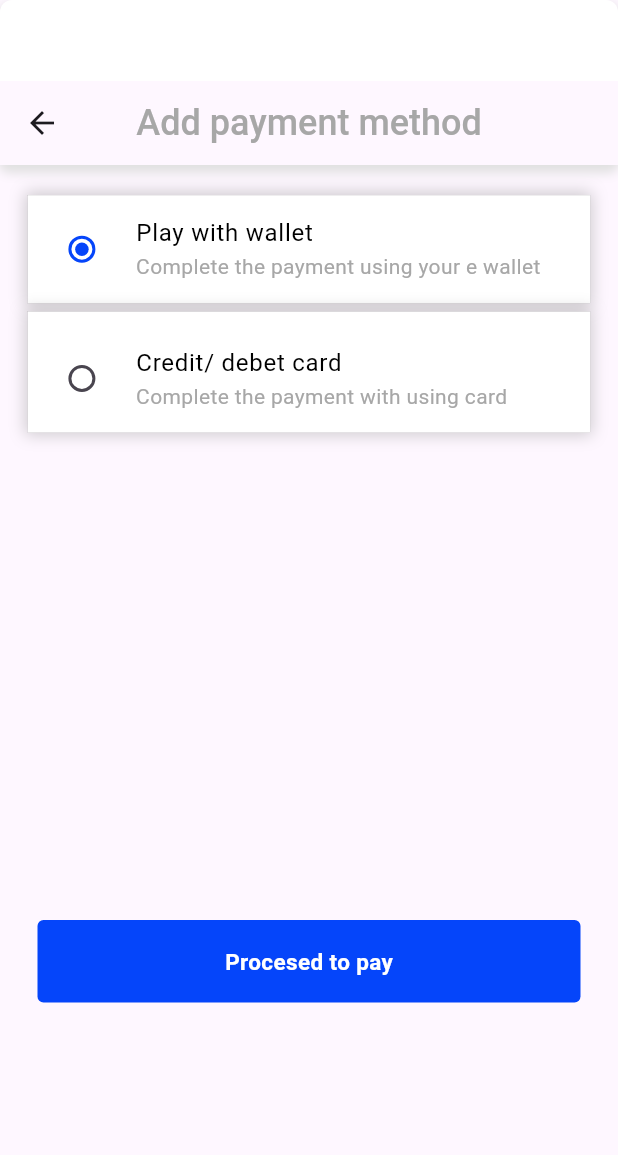
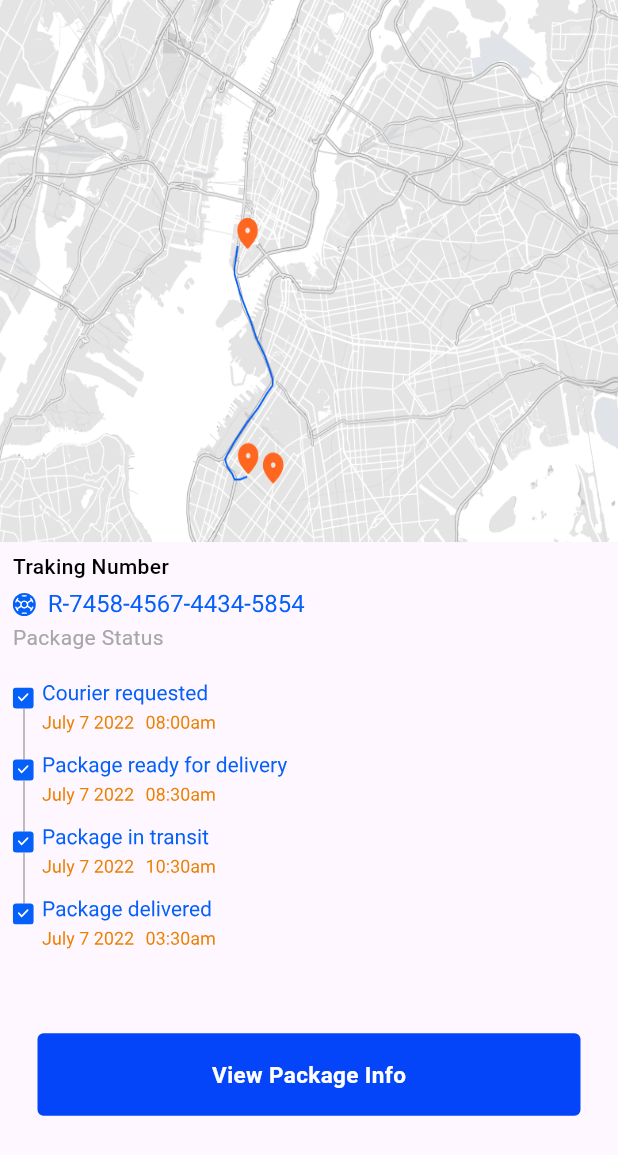
Before and after one commit to yoGurtwithThoughts/oech_app001-main, a Flutter app: the AddMethod screen opened by its route, after a tap on "Procesed to pay", on a phone screen of 412 x 824 dp. Shown: the top 1155 px of the screen. Run offline on Flutter 3.47's test engine with Material 3 defaults, Android fonts, the phone set to English and light mode, and no system bars; our stand-ins replace flutter_svg, supabase_flutter; accounts and stored records are empty.

Commit message:
ready is a traking

```diff
--- a/lib/my_app.dart
+++ b/lib/my_app.dart
@@ -13,6 +13,7 @@ import 'package:oech_app001/pages/session%203/profile_page.dart';
 import 'package:oech_app001/pages/session%203/send_a_package.dart';
 import 'package:oech_app001/pages/session%203/send_a_package_replase.dart';
 import 'package:oech_app001/pages/session%204/add_payment_method.dart';
+import 'package:oech_app001/pages/session%204/traking_page.dart';
 import 'package:oech_app001/pages/session%204/wallet_page.dart';
 
 class MyApp extends StatelessWidget {
@@ -44,6 +45,7 @@ class MyApp extends StatelessWidget {
         // 4 session
         '/wall':(context) =>  WalletPage(),
         '/add_payment_method':(context) => AddMethod(),
+        '/traking_page':(context) => TrakingPage(),
 
       },
     );
--- a/lib/pages/session 4/add_payment_method.dart
+++ b/lib/pages/session 4/add_payment_method.dart
@@ -157,7 +157,7 @@ Container(
                           onPressed: () {
 
                             build(context);
-                            Navigator.pushNamed(context, '/add_payment_method');
+                            Navigator.pushNamed(context, '/traking_page');
                           },
                         ),
                       ),
--- /dev/null
+++ b/lib/pages/session 4/traking_page.dart
@@ -0,0 +1,72 @@
+import 'package:flutter/material.dart';
+import 'package:flutter_svg/svg.dart';
+import 'package:oech_app001/widgets/btn_widget.dart';
+
+class TrakingPage extends StatefulWidget {
+  const TrakingPage({super.key});
+
+  @override
+  State<TrakingPage> createState() => _TrakingPageState();
+}
+
+class _TrakingPageState extends State<TrakingPage> {
+  @override
+  Widget build(BuildContext context) {
+    return  Scaffold(
+    body: SingleChildScrollView(
+      scrollDirection: Axis.vertical,
+      child: Column(
+      crossAxisAlignment: CrossAxisAlignment.start,
+        children: [
+        Container(
+   height: 361,
+    width: 658,
+    child: Image(image: AssetImage('assets/images/traking.png'),
+    fit: BoxFit.fill,
+  ),
+     ),
+    Column(
+      crossAxisAlignment: CrossAxisAlignment.start,
+     children: [
+        Padding(padding: EdgeInsets.only( left: 8.5,
+        top: 6.5),
+     child: Text('Traking Number',
+        style: TextStyle(color: Colors.black,
+        fontWeight: FontWeight.w500,
+        ),
+        textAlign: TextAlign.left),),
+        Padding(padding: EdgeInsets.only(
+        top: 5.5, left: 8.5),
+      child: SvgPicture.asset('assets/images/fr_170.svg'),),
+        Padding(padding: EdgeInsets.only(left: 8.5, top: 2.3),
+       child: Text('Package Status',
+        style: TextStyle(color: Color.fromRGBO(167, 167, 167, 1)),
+        textAlign: TextAlign.left,),),
+        Padding(padding: EdgeInsets.only(top: 5.5, left: 8.5),
+        child: Row(children: [
+          SvgPicture.asset('assets/images/fr_178.svg'),
+          Padding(padding: EdgeInsets.only( left: 5.5, top: 13),
+         child: SvgPicture.asset('assets/images/fr_179.svg'),),
+        ]),),
+       Center(
+     child:  Padding(padding: EdgeInsets.only(top: 55),
+    child:  Container(
+      width: 362,
+      height: 55,
+      child: ButtonWidget(
+      buttonName: 'View Package Info',
+      buttonColor: const Color.fromRGBO(5, 69, 250, 1),
+      onPressed: () {
+
+       build(context);
+      Navigator.pushNamed(context, '/traking_page');
+      },
+                        ),
+                  ),
+                  ),
+       ),
+        ],),
+
+     ]),
+    ),
+  );}}
```
Also changed, not shown: assets/images/fr_170.svg (added), assets/images/fr_178.svg (added), assets/images/fr_179.svg (added), assets/images/traking.png (added).
